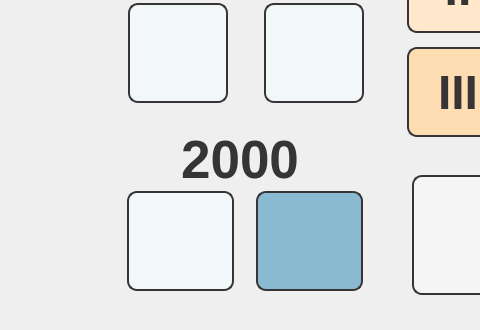
Above: light_treat_v_1_0/light_ver_1_0.ui from MarianoDel/pyqt5 before the change; both pictures show x 528 to 1008 and y 470 to 800 of the 1280 by 800 pixel window. Below: the same form after it.
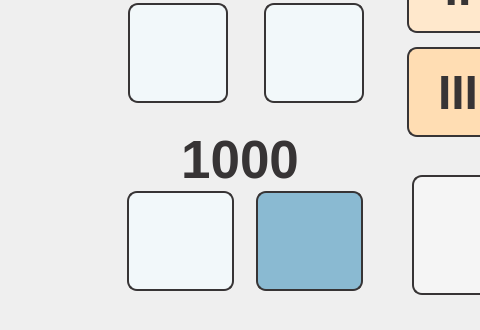
That is the form after the change. Icons and pictures are not drawn.

The edit to the form file:
```diff
--- a/light_treat_v_1_0/light_ver_1_0.ui
+++ b/light_treat_v_1_0/light_ver_1_0.ui
@@ -715,7 +715,7 @@
     <string notr="true">color: rgb(55, 52, 53);</string>
    </property>
    <property name="text">
-    <string>2000</string>
+    <string>1000</string>
    </property>
    <property name="alignment">
     <set>Qt::AlignHCenter|Qt::AlignTop</set>
```
